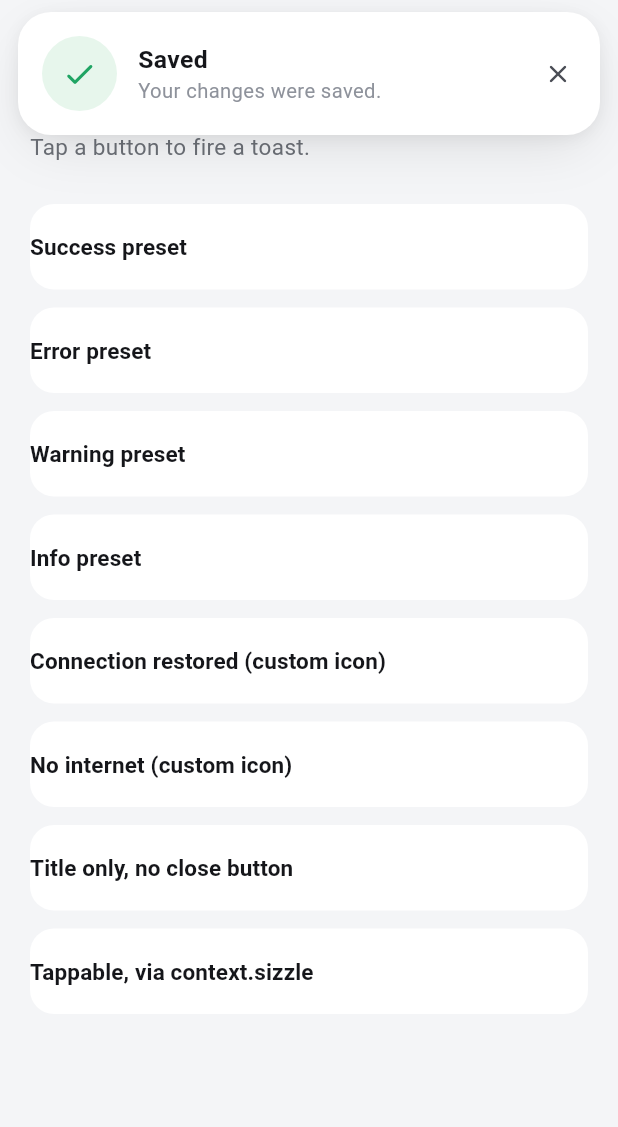
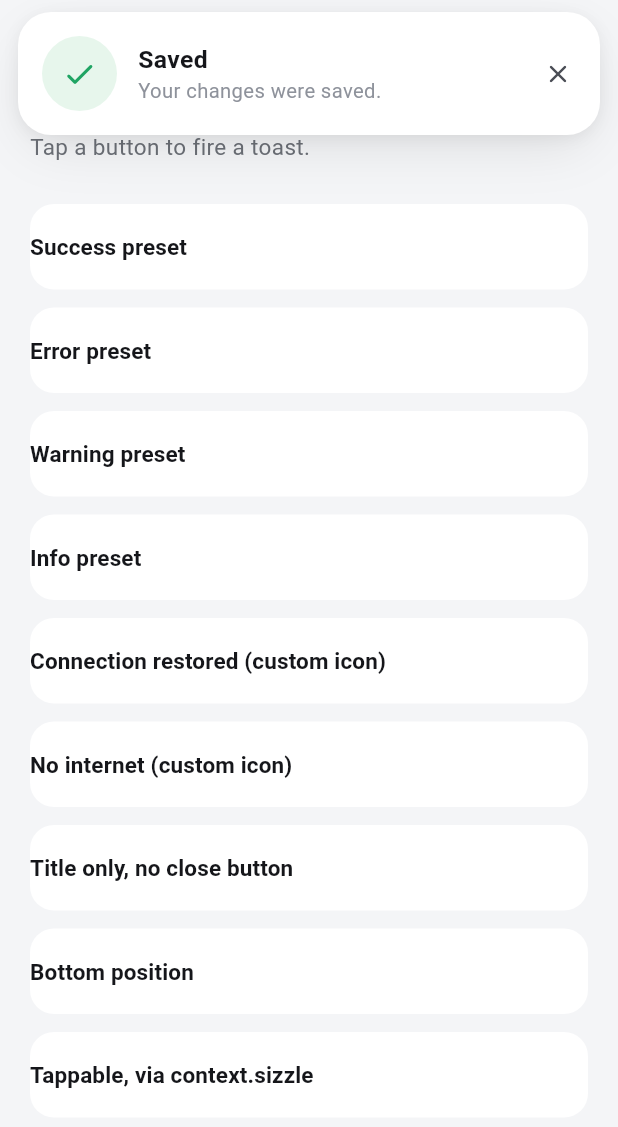
Before and after one commit to sixtusagbo/sizzle, a Flutter app: the screen it shows after launch, after a tap on "Success preset", on a phone screen of 412 x 824 dp. Shown: the top 1127 px of the screen. Run offline on Flutter 3.47's test engine with Material 3 defaults, Android fonts, the phone set to English and light mode, and no system bars.

Commit message:
Add top and bottom positioning

```diff
--- a/example/lib/main.dart
+++ b/example/lib/main.dart
@@ -90,6 +90,16 @@ class HomePage extends StatelessWidget {
       ),
     ),
     Demo(
+      'Bottom position',
+      (c) => Sizzle.show(
+        c,
+        type: SizzleType.info,
+        title: 'Saved to downloads',
+        message: 'Tap to open the file.',
+        position: SizzlePosition.bottom,
+      ),
+    ),
+    Demo(
       'Tappable, via context.sizzle',
       (c) => c.sizzle(
         title: 'Update available',
--- a/lib/sizzle.dart
+++ b/lib/sizzle.dart
@@ -5,4 +5,5 @@ library;
 
 export 'src/sizzle.dart';
 export 'src/sizzle_context.dart';
+export 'src/sizzle_position.dart';
 export 'src/sizzle_type.dart';
--- a/lib/src/sizzle.dart
+++ b/lib/src/sizzle.dart
@@ -1,5 +1,6 @@
 import 'package:flutter/material.dart';
 
+import 'sizzle_position.dart';
 import 'sizzle_style.dart';
 import 'sizzle_type.dart';
 import 'widgets/sizzle_toast.dart';
@@ -25,8 +26,8 @@ class Sizzle {
 
   /// Shows a toast and returns immediately.
   ///
-  /// A new call replaces any toast already on screen (milestone 1 shows one at
-  /// a time; stacking arrives later).
+  /// A new call replaces any toast already on screen; stacking arrives in a
+  /// later release.
   ///
   /// - [title] is the bold headline (required).
   /// - [message] is the optional gray line beneath it.
@@ -34,6 +35,8 @@ class Sizzle {
   ///   [SizzleType.success].
   /// - [duration] is how long it stays before auto-dismissing. Pass
   ///   [Duration.zero] to keep it until tapped. Defaults to 4 seconds.
+  /// - [position] anchors the toast to the top or bottom of the screen and
+  ///   sets the slide direction. Defaults to [SizzlePosition.top].
   /// - [icon] overrides the type's default glyph.
   /// - [onTap] fires when the body is tapped; the toast then dismisses.
   /// - [showCloseButton] toggles the trailing close button.
@@ -43,6 +46,7 @@ class Sizzle {
     String? message,
     SizzleType type = SizzleType.success,
     Duration duration = const Duration(seconds: 4),
+    SizzlePosition position = SizzlePosition.top,
     IconData? icon,
     VoidCallback? onTap,
     bool showCloseButton = true,
@@ -51,17 +55,20 @@ class Sizzle {
     _removeCurrent();
 
     final style = SizzleStyle.of(type);
+    final isTop = position == SizzlePosition.top;
     late final OverlayEntry entry;
     entry = OverlayEntry(
       builder: (context) => Positioned(
-        top: 0,
+        top: isTop ? 0 : null,
+        bottom: isTop ? null : 0,
         left: 0,
         right: 0,
         child: SafeArea(
-          bottom: false,
-          minimum: const EdgeInsets.only(top: 8),
+          top: isTop,
+          bottom: !isTop,
+          minimum: EdgeInsets.only(top: isTop ? 8 : 0, bottom: isTop ? 0 : 8),
           child: Align(
-            alignment: Alignment.topCenter,
+            alignment: isTop ? Alignment.topCenter : Alignment.bottomCenter,
             child: ConstrainedBox(
               constraints: const BoxConstraints(maxWidth: 480),
               child: Padding(
@@ -72,6 +79,7 @@ class Sizzle {
                   message: message,
                   icon: icon ?? style.icon,
                   duration: duration,
+                  position: position,
                   showCloseButton: showCloseButton,
                   onTap: onTap,
                   onDismissed: () {
--- a/lib/src/sizzle_context.dart
+++ b/lib/src/sizzle_context.dart
@@ -1,6 +1,7 @@
 import 'package:flutter/material.dart';
 
 import 'sizzle.dart';
+import 'sizzle_position.dart';
 import 'sizzle_type.dart';
 
 /// Adds [sizzle] to [BuildContext] as a terser alternative to [Sizzle.show].
@@ -20,6 +21,7 @@ extension SizzleX on BuildContext {
     String? message,
     SizzleType type = SizzleType.success,
     Duration duration = const Duration(seconds: 4),
+    SizzlePosition position = SizzlePosition.top,
     IconData? icon,
     VoidCallback? onTap,
     bool showCloseButton = true,
@@ -30,6 +32,7 @@ extension SizzleX on BuildContext {
       message: message,
       type: type,
       duration: duration,
+      position: position,
       icon: icon,
       onTap: onTap,
       showCloseButton: showCloseButton,
--- /dev/null
+++ b/lib/src/sizzle_position.dart
@@ -0,0 +1,8 @@
+/// Where a toast is anchored on screen, which also sets its slide direction.
+enum SizzlePosition {
+  /// Anchored to the top; slides down into view. The default.
+  top,
+
+  /// Anchored to the bottom; slides up into view.
+  bottom,
+}
--- a/lib/src/widgets/sizzle_toast.dart
+++ b/lib/src/widgets/sizzle_toast.dart
@@ -2,14 +2,15 @@ import 'dart:async';
 
 import 'package:flutter/material.dart';
 
+import '../sizzle_position.dart';
 import '../sizzle_style.dart';
 import 'sizzle_card.dart';
 
 /// Wraps [SizzleCard] with entrance/exit motion and auto-dismiss timing.
 ///
-/// It slides and fades down from the top on show, holds for [duration], then
-/// reverses and calls [onDismissed] so the overlay entry can be removed. The
-/// close button and (optional) body tap dismiss it early.
+/// It slides and fades in from the toast's [position], holds for [duration],
+/// then reverses and calls [onDismissed] so the overlay entry can be removed.
+/// The close button and (optional) body tap dismiss it early.
 class SizzleToast extends StatefulWidget {
   const SizzleToast({
     super.key,
@@ -17,6 +18,7 @@ class SizzleToast extends StatefulWidget {
     required this.title,
     required this.icon,
     required this.duration,
+    required this.position,
     required this.showCloseButton,
     required this.onDismissed,
     this.message,
@@ -35,6 +37,9 @@ class SizzleToast extends StatefulWidget {
   /// How long the toast stays before auto-dismissing. [Duration.zero] disables
   /// the timer so it stays until dismissed by tap.
   final Duration duration;
+
+  /// Which edge the toast is anchored to; sets the slide-in direction.
+  final SizzlePosition position;
 
   /// Whether the close button is shown.
   final bool showCloseButton;
@@ -100,8 +105,11 @@ class _SizzleToastState extends State<SizzleToast>
 
   @override
   Widget build(BuildContext context) {
+    final beginOffset = widget.position == SizzlePosition.top
+        ? const Offset(0, -1)
+        : const Offset(0, 1);
     final slide = Tween<Offset>(
-      begin: const Offset(0, -1),
+      begin: beginOffset,
       end: Offset.zero,
     ).animate(_animation);
     return SlideTransition(
```
Also changed, not shown: 2 other files.
